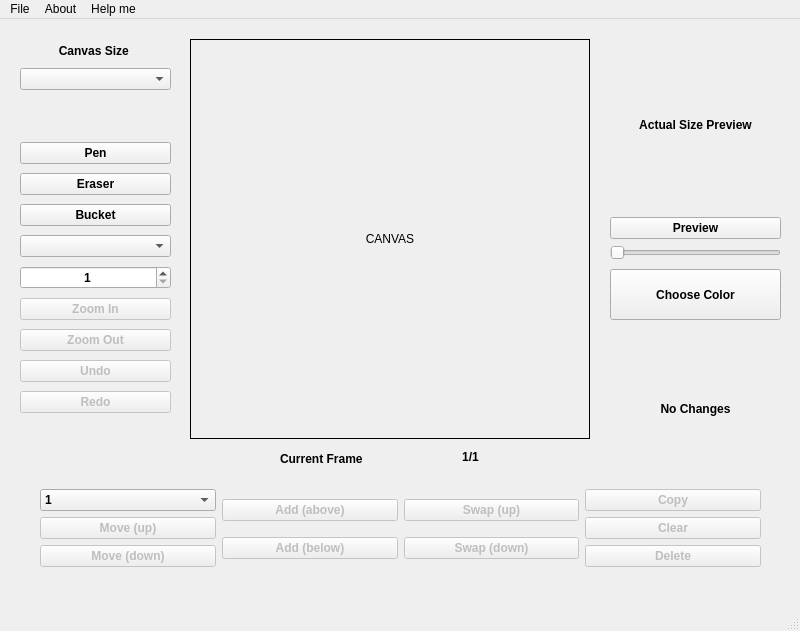
Qt form SpriteEditor/view.ui (University-of-Utah-CS3505/a7-sprite-editor-s22-charming21) before a commit.
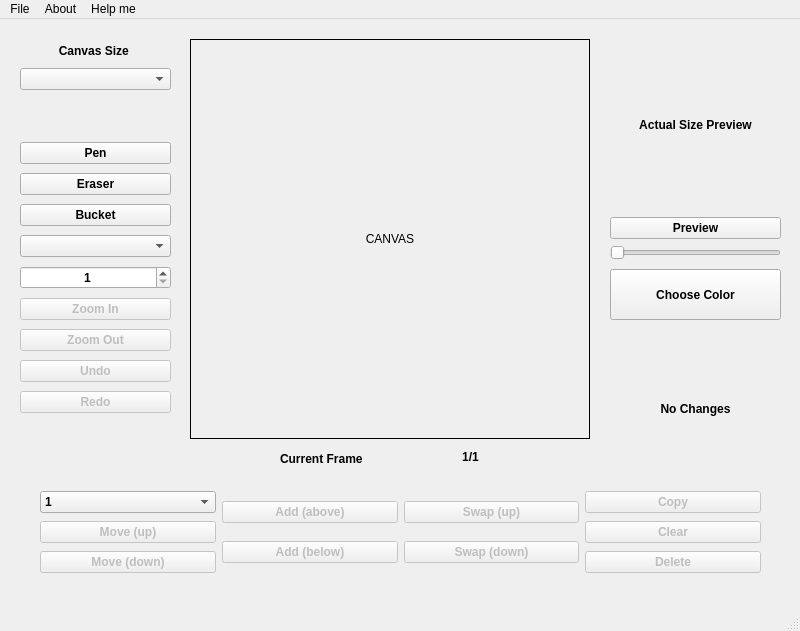
The same form after that commit. Custom widgets are drawn as their Qt base class.

Commit message: Commit 7.4: added comments and reorganized code in save and upload. Added a new feature called new, will open a new window. Created errormessage so show on the view.

What changed in the file:
```diff
--- a/SpriteEditor/view.ui
+++ b/SpriteEditor/view.ui
@@ -334,7 +334,7 @@
       <x>40</x>
       <y>470</y>
       <width>721</width>
-      <height>80</height>
+      <height>88</height>
      </rect>
     </property>
     <layout class="QHBoxLayout" name="horizontalLayout_2">
```
Left out of the diff: 11 changed lines with no effect on the pictures. The commit also changes 5 other files.
